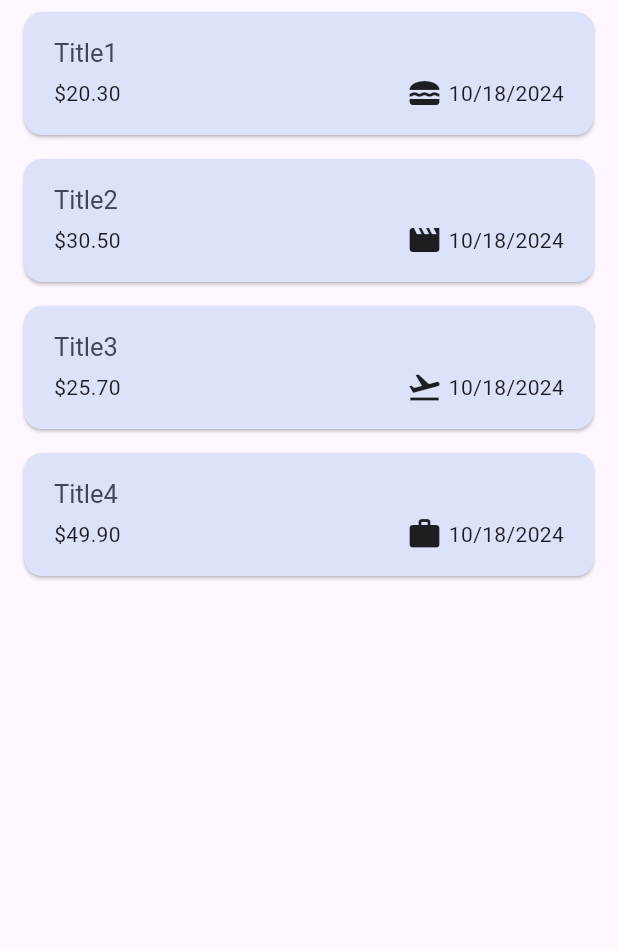
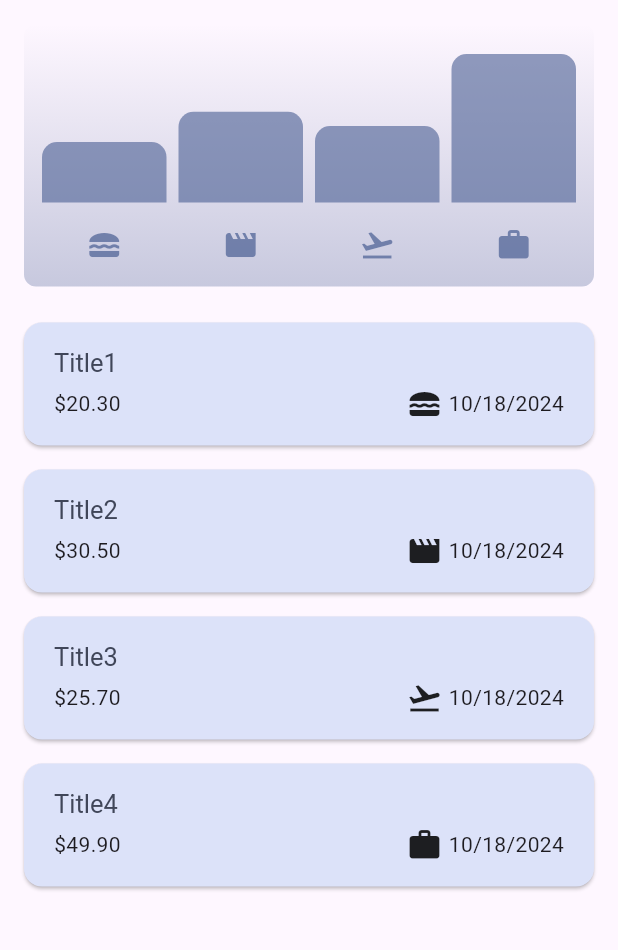
Before and after one commit to a7madDelea/Expenses, a Flutter app: the screen it shows after launch, on a phone screen of 412 x 824 dp, the part 84-1034 px from its top. Run offline on Flutter 3.47's test engine with Material 3 defaults, Android fonts, the phone set to English and light mode, and no system bars.

Commit message:
Create Chart Widget. Chart and ChartBar widgets display percentage of expenses by category.

```diff
--- a/lib/screens/home_screen.dart
+++ b/lib/screens/home_screen.dart
@@ -4,6 +4,7 @@ import '../enum/category.dart';
 import '../model/expense.dart';
 import '../widgets/expenses_list/expenses_list.dart';
 import '../widgets/new_expense.dart';
+import '../widgets/chart/chart.dart';
 
 class HomeScreen extends StatefulWidget {
   const HomeScreen({super.key});
@@ -72,9 +73,16 @@ class _HomeScreenState extends State<HomeScreen> {
           )
         ],
       ),
-      body: ExpensesList(
-        expenses: _expenses,
-        onRemoveExpense: _removeExpense,
+      body: Column(
+        children: [
+          Chart(expenses: _expenses),
+          Expanded(
+            child: ExpensesList(
+              expenses: _expenses,
+              onRemoveExpense: _removeExpense,
+            ),
+          ),
+        ],
       ),
     );
   }
--- /dev/null
+++ b/lib/widgets/chart/chart.dart
@@ -0,0 +1,93 @@
+import 'package:flutter/material.dart';
+
+import '../../model/expense.dart';
+import '../../model/expense_bucket.dart';
+import '../../enum/category.dart';
+import 'chart_bar.dart';
+
+class Chart extends StatelessWidget {
+  const Chart({super.key, required this.expenses});
+
+  final List<Expense> expenses;
+
+  List<ExpenseBucket> get buckets {
+    return [
+      ExpenseBucket.category(expenses, Category.food),
+      ExpenseBucket.category(expenses, Category.leisure),
+      ExpenseBucket.category(expenses, Category.travel),
+      ExpenseBucket.category(expenses, Category.work),
+    ];
+  }
+
+  double get maxTotalExpense {
+    double maxTotalExpense = 0;
+
+    for (var element in buckets) {
+      if (element.totalExpenses > maxTotalExpense) {
+        maxTotalExpense = element.totalExpenses;
+      }
+    }
+    return maxTotalExpense;
+  }
+
+  @override
+  Widget build(BuildContext context) {
+    final bool isDarkMode =
+        MediaQuery.of(context).platformBrightness == Brightness.dark;
+    return Container(
+      margin: const EdgeInsets.all(16),
+      padding: const EdgeInsets.symmetric(vertical: 16, horizontal: 8),
+      width: double.infinity,
+      height: 175,
+      decoration: BoxDecoration(
+        borderRadius: BorderRadius.circular(8),
+        gradient: LinearGradient(
+          colors: [
+            Theme.of(context).colorScheme.primary.withOpacity(0.3),
+            Theme.of(context).colorScheme.primary.withOpacity(0.0),
+          ],
+          begin: Alignment.bottomCenter,
+          end: Alignment.topCenter,
+        ),
+      ),
+      child: Column(
+        children: [
+          Expanded(
+            child: Row(
+              crossAxisAlignment: CrossAxisAlignment.end,
+              children: [
+                for (final element in buckets)
+                  ChartBar(
+                    fill: element.totalExpenses == 0
+                        ? 0
+                        : element.totalExpenses / maxTotalExpense,
+                  ),
+              ],
+            ),
+          ),
+          const SizedBox(height: 12),
+          Row(
+            children: buckets
+                .map(
+                  (e) => Expanded(
+                    child: Padding(
+                      padding: const EdgeInsets.symmetric(horizontal: 4),
+                      child: Icon(
+                        categoryIcon[e.category],
+                        color: isDarkMode
+                            ? Theme.of(context).colorScheme.primary
+                            : Theme.of(context)
+                                .colorScheme
+                                .primary
+                                .withOpacity(0.7),
+                      ),
+                    ),
+                  ),
+                )
+                .toList(),
+          ),
+        ],
+      ),
+    );
+  }
+}
--- /dev/null
+++ b/lib/widgets/chart/chart_bar.dart
@@ -0,0 +1,31 @@
+import 'package:flutter/material.dart';
+
+class ChartBar extends StatelessWidget {
+  const ChartBar({super.key, required this.fill});
+
+  final double fill;
+
+  @override
+  Widget build(BuildContext context) {
+    final bool isDarkMode =
+        MediaQuery.of(context).platformBrightness == Brightness.dark;
+    return Expanded(
+      child: Padding(
+        padding: const EdgeInsets.all(4.0),
+        child: FractionallySizedBox(
+          heightFactor: fill,
+          child: DecoratedBox(
+            decoration: BoxDecoration(
+              borderRadius: const BorderRadius.vertical(
+                top: Radius.circular(10),
+              ),
+              color: isDarkMode
+                  ? Theme.of(context).colorScheme.secondary
+                  : Theme.of(context).colorScheme.primary.withOpacity(0.6),
+            ),
+          ),
+        ),
+      ),
+    );
+  }
+}
```
